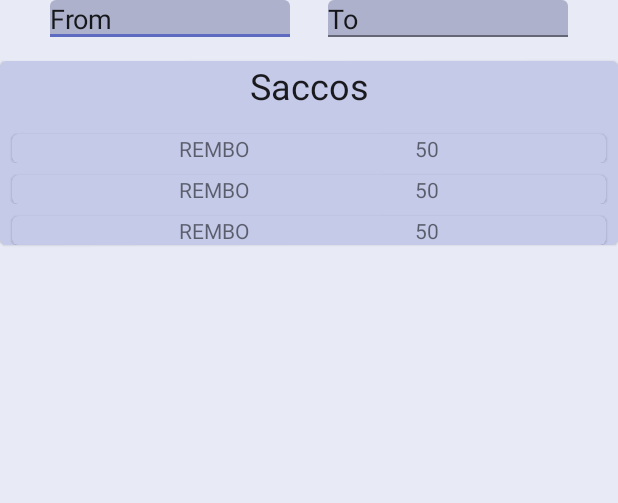
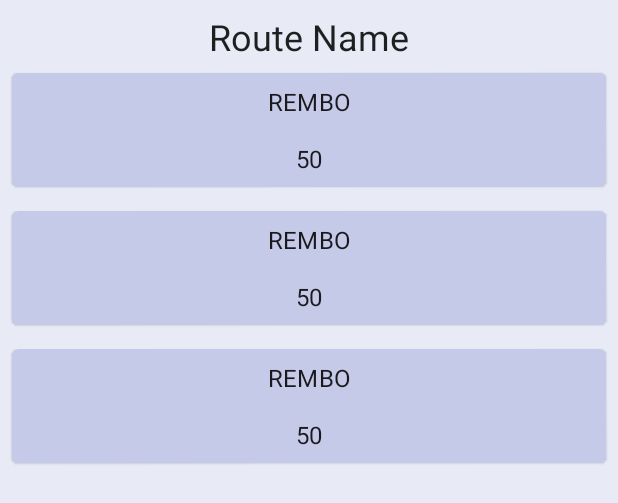
Before and after one commit to MalukiMuthusi/dmt-hackathon, an Android app: the layout fragment_sacco_fare.xml on its own in the app's theme, with its tools: preview values and no code run, on a phone screen of 412 x 824 dp. Shown: the top 503 px of the screen. Run offline under Robolectric (Android 15) with nearby library versions, the phone set to English and light mode, and no system bars.

```diff
--- a/app/src/main/AndroidManifest.xml
+++ b/app/src/main/AndroidManifest.xml
@@ -10,6 +10,7 @@
         android:roundIcon="@mipmap/ic_launcher_round"
         android:supportsRtl="true"
         android:theme="@style/Theme.MyApp">
+        <activity android:name=".NewSacco"></activity>
         <activity android:name=".MainActivity">
             <intent-filter>
                 <action android:name="android.intent.action.MAIN" />
--- a/app/src/main/java/codes/malukimuthusi/hackathon/SaccoFragmentViewModel.kt
+++ b/app/src/main/java/codes/malukimuthusi/hackathon/SaccoFragmentViewModel.kt
@@ -18,5 +18,4 @@ class SaccoFragmentViewModel : ViewModel() {
     // listener for sacco's in a given route.
     val eventListenerForSacco = SaccosInRouteEventListener(_saccoList)
 
-
 }
--- a/app/src/main/java/codes/malukimuthusi/hackathon/SharedHomeViewModel.kt
+++ b/app/src/main/java/codes/malukimuthusi/hackathon/SharedHomeViewModel.kt
@@ -4,6 +4,6 @@ import androidx.lifecycle.ViewModel
 import codes.malukimuthusi.hackathon.data.Route
 
 class SharedHomeViewModel : ViewModel() {
-    var sharedChartData: Route? = null
+    lateinit var sharedChartData: Route
 
 }
--- a/app/src/main/java/codes/malukimuthusi/hackathon/data/FareChartAdapter.kt
+++ b/app/src/main/java/codes/malukimuthusi/hackathon/data/FareChartAdapter.kt
@@ -59,6 +59,6 @@ object DIFFCALLBACK : DiffUtil.ItemCallback<Route>() {
 
 }
 
-class FareChartListener(val clicklistener: (routeId: String) -> Unit) {
-    fun onClick(route: Route) = clicklistener(route.key)
+class FareChartListener(val clicklistener: (route: Route) -> Unit) {
+    fun onClick(route: Route) = clicklistener(route)
 }
--- a/app/src/main/res/layout/fragment_sacco_fare.xml
+++ b/app/src/main/res/layout/fragment_sacco_fare.xml
@@ -5,13 +5,6 @@
 
     <data>
 
-        <variable
-            name="fromString"
-            type="String" />
-
-        <variable
-            name="destinationString"
-            type="String" />
 
     </data>
 
@@ -21,81 +14,28 @@
         android:layout_height="match_parent"
         tools:context=".SaccoFareFragment">
 
+        <TextView
+            android:id="@+id/routeNameText"
+            style="?attr/textAppearanceHeadline5"
+            android:layout_width="wrap_content"
+            android:layout_height="0dp"
+            android:layout_marginTop="8dp"
+            android:gravity="center"
+            app:layout_constraintEnd_toEndOf="parent"
+            app:layout_constraintStart_toStartOf="parent"
+            app:layout_constraintTop_toTopOf="parent"
+            tools:text="Route Name" />
 
-        <com.google.android.material.textfield.TextInputLayout
-            android:id="@+id/from"
-            android:layout_width="160dp"
-            android:layout_height="wrap_content"
-            android:layout_marginStart="8dp"
-            app:layout_constraintEnd_toStartOf="@id/to"
-            app:layout_constraintStart_toStartOf="parent"
-            app:layout_constraintTop_toTopOf="parent">
-
-            <AutoCompleteTextView
-                android:id="@+id/fromTexttt"
-                android:layout_width="match_parent"
-                android:layout_height="wrap_content"
-                android:elegantTextHeight="false"
-                android:text="@{fromString}"
-                tools:text="@string/from" />
-        </com.google.android.material.textfield.TextInputLayout>
-
-        <com.google.android.material.textfield.TextInputLayout
-            android:id="@+id/to"
-            android:layout_width="160dp"
-            android:layout_height="wrap_content"
-            android:layout_marginEnd="8dp"
-            app:layout_constraintEnd_toEndOf="parent"
-            app:layout_constraintStart_toEndOf="@id/from"
-            app:layout_constraintTop_toTopOf="@id/from">
-
-            <AutoCompleteTextView
-                android:id="@+id/toText"
-                android:layout_width="match_parent"
-                android:layout_height="wrap_content"
-                android:text="@{destinationString}"
-                tools:text="@string/to" />
-        </com.google.android.material.textfield.TextInputLayout>
-
-
-        <com.google.android.material.card.MaterialCardView
-            android:id="@+id/saccosCard"
+        <androidx.recyclerview.widget.RecyclerView
+            android:id="@+id/recycler_view"
             android:layout_width="match_parent"
             android:layout_height="wrap_content"
-            android:layout_marginTop="16dp"
+            app:layoutManager="androidx.recyclerview.widget.LinearLayoutManager"
             app:layout_constraintEnd_toEndOf="parent"
             app:layout_constraintStart_toStartOf="parent"
-            app:layout_constraintTop_toBottomOf="@id/from">
+            app:layout_constraintTop_toBottomOf="@id/routeNameText"
+            tools:listitem="@layout/sacco_details" />
 
-            <androidx.constraintlayout.widget.ConstraintLayout
-                android:id="@+id/saccosList"
-                android:layout_width="match_parent"
-                android:layout_height="match_parent">
-
-                <TextView
-                    android:id="@+id/textView2"
-                    style="?attr/textAppearanceHeadline5"
-                    android:layout_width="wrap_content"
-                    android:layout_height="wrap_content"
-                    android:gravity="center_horizontal"
-                    android:paddingBottom="8dp"
-                    android:text="@string/saccos"
-                    app:layout_constraintEnd_toEndOf="parent"
-                    app:layout_constraintStart_toStartOf="parent"
-                    app:layout_constraintTop_toTopOf="parent" />
-
-                <androidx.recyclerview.widget.RecyclerView
-                    android:id="@+id/recycler_view"
-                    android:layout_width="match_parent"
-                    android:layout_height="match_parent"
-                    app:layoutManager="androidx.recyclerview.widget.LinearLayoutManager"
-                    app:layout_constraintEnd_toEndOf="parent"
-                    app:layout_constraintStart_toStartOf="parent"
-                    app:layout_constraintTop_toBottomOf="@id/textView2"
-                    tools:listitem="@layout/sacco_details" />
-            </androidx.constraintlayout.widget.ConstraintLayout>
-
-        </com.google.android.material.card.MaterialCardView>
 
     </androidx.constraintlayout.widget.ConstraintLayout>
 </layout>
--- a/app/src/main/res/layout/sacco_details.xml
+++ b/app/src/main/res/layout/sacco_details.xml
@@ -21,6 +21,11 @@
             android:layout_width="match_parent"
             android:layout_height="wrap_content"
             android:layout_margin="8dp"
+            android:layout_marginStart="8dp"
+            android:layout_marginTop="8dp"
+            android:layout_marginEnd="8dp"
+            android:layout_marginBottom="8dp"
+            app:layout_constraintBottom_toBottomOf="parent"
             app:layout_constraintEnd_toEndOf="parent"
             app:layout_constraintStart_toStartOf="parent"
             app:layout_constraintTop_toTopOf="parent">
@@ -31,26 +36,28 @@
 
                 <TextView
                     android:id="@+id/sacco_name"
-                    android:layout_width="wrap_content"
+                    style="@style/TextAppearance.MaterialComponents.Subtitle1"
+                    android:layout_width="0dp"
                     android:layout_height="wrap_content"
                     android:gravity="center|center_horizontal"
+                    android:padding="@dimen/pad_8dp"
                     android:text="@{sacco.name}"
-                    app:layout_constraintEnd_toStartOf="@+id/sacco_fare"
-                    app:layout_constraintHorizontal_bias="0.0"
+                    app:layout_constraintEnd_toEndOf="parent"
                     app:layout_constraintStart_toStartOf="parent"
                     app:layout_constraintTop_toTopOf="parent"
                     tools:text="@string/rembo" />
 
                 <TextView
                     android:id="@+id/sacco_fare"
+                    style="@style/TextAppearance.MaterialComponents.Subtitle1"
                     transit_fare="@{sacco}"
-                    android:layout_width="wrap_content"
+                    android:layout_width="0dp"
                     android:layout_height="wrap_content"
                     android:gravity="center"
-                    app:layout_constraintBottom_toBottomOf="parent"
+                    android:padding="@dimen/pad_8dp"
                     app:layout_constraintEnd_toEndOf="parent"
-                    app:layout_constraintStart_toEndOf="@+id/sacco_name"
-                    app:layout_constraintTop_toTopOf="parent"
+                    app:layout_constraintStart_toStartOf="parent"
+                    app:layout_constraintTop_toBottomOf="@id/sacco_name"
                     tools:text="@string/_50" />
             </androidx.constraintlayout.widget.ConstraintLayout>
         </com.google.android.material.card.MaterialCardView>
--- a/app/src/main/res/values/strings.xml
+++ b/app/src/main/res/values/strings.xml
@@ -11,7 +11,7 @@
     <string name="autocomplet">AutoComplet</string>
     <string name="from">From</string>
     <string name="to">To</string>
-    <string name="saccos">Saccos</string>
+    <string name="saccos">Sacco\'s in</string>
     <string name="rembo">REMBO</string>
     <string name="_50">50</string>
     <string name="zero">0</string>
```
Also changed, not shown: app/src/main/java/codes/malukimuthusi/hackathon/HomeFragment.kt (+5 -5 lines), app/src/main/java/codes/malukimuthusi/hackathon/NewSacco.kt (added, +12 -0 lines), app/src/main/java/codes/malukimuthusi/hackathon/SaccoFareFragment.kt (+4 -19 lines), app/src/main/res/layout/activity_new_sacco.xml (added, +8 -0 lines).
